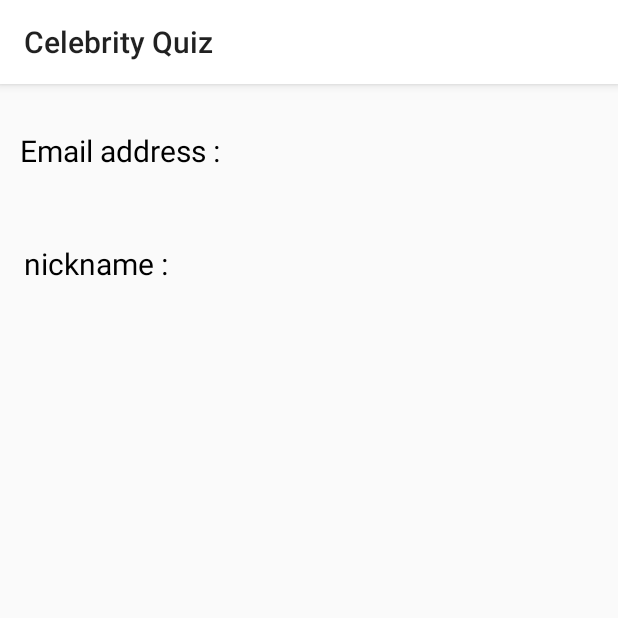
After one commit to cmkxak/celebrityQuiz-master, an Android app: the ProfileActivity screen opened directly, with no data from a screen before it, on a phone screen of 412 x 824 dp, the top half of it. The commit adds this screen. Run offline under Robolectric (Android 15) with nearby library versions, the phone set to English and light mode, and no system bars; our stand-ins replace Firebase (no records; nobody signed in at launch, a user with empty details on screens opened directly).

Commit message:
add ProfileActivity

```diff
--- a/app/src/main/AndroidManifest.xml
+++ b/app/src/main/AndroidManifest.xml
@@ -27,6 +27,8 @@
 
         <activity android:name="com.example.celebrityquiz.MainActivity"></activity>
 
+        <activity android:name="com.example.celebrityquiz.ProfileActivity"></activity>
+
         <activity
             android:name="com.example.celebrityquiz.QuizActivity"
           android:parentActivityName="com.example.celebrityquiz.MainActivity">
--- /dev/null
+++ b/app/src/main/java/com/example/celebrityquiz/ProfileActivity.java
@@ -0,0 +1,61 @@
+package com.example.celebrityquiz;
+
+import android.os.Bundle;
+import android.os.UserHandle;
+import android.widget.TextView;
+import android.widget.Toast;
+
+import androidx.annotation.NonNull;
+import androidx.annotation.Nullable;
+import androidx.appcompat.app.AppCompatActivity;
+
+import com.google.firebase.auth.FirebaseAuth;
+import com.google.firebase.auth.FirebaseUser;
+import com.google.firebase.database.DataSnapshot;
+import com.google.firebase.database.DatabaseError;
+import com.google.firebase.database.DatabaseReference;
+import com.google.firebase.database.FirebaseDatabase;
+import com.google.firebase.database.ValueEventListener;
+
+
+public class ProfileActivity extends AppCompatActivity {
+    private FirebaseUser user;
+    private DatabaseReference ref;
+    private String userID;
+    @Override
+    protected void onCreate(@Nullable Bundle savedInstanceState) {
+        super.onCreate(savedInstanceState);
+        setContentView(R.layout.activity_profile);
+
+
+
+        user = FirebaseAuth.getInstance().getCurrentUser();
+        ref = FirebaseDatabase.getInstance().getReference("Users");
+        userID = user.getUid();
+
+        final TextView nickNameTextView = (TextView) findViewById(R.id.txt_nickname);
+        final TextView emailTextView = (TextView) findViewById(R.id.txt_emailaddress);
+
+        ref.child(userID).addListenerForSingleValueEvent(new ValueEventListener() {
+            @Override
+            public void onDataChange(@NonNull DataSnapshot snapshot) {
+                User userProfile = snapshot.getValue(User.class);
+
+                if(userProfile != null){
+                    String nickName = userProfile.nickName;
+                    String email = userProfile.email;
+
+                    emailTextView.setText(email);
+                    nickNameTextView.setText(nickName);
+                }
+            }
+
+            @Override
+            public void onCancelled(@NonNull DatabaseError error) {
+                Toast.makeText(ProfileActivity.this, "잘못된 정보입니다.", Toast.LENGTH_LONG).show();
+
+            }
+        });
+
+    }
+}
--- a/app/src/main/java/com/example/celebrityquiz/StartActivity.java
+++ b/app/src/main/java/com/example/celebrityquiz/StartActivity.java
@@ -50,7 +50,8 @@ public class StartActivity extends AppCompatActivity {
         btn_chkscore.setOnClickListener(new View.OnClickListener() {
             @Override
             public void onClick(View view) {
-                finish();
+                Intent intent = new Intent(getApplicationContext(), ProfileActivity.class);
+                startActivity(intent);
             }
         });
 
--- /dev/null
+++ b/app/src/main/res/layout/activity_profile.xml
@@ -0,0 +1,35 @@
+<?xml version="1.0" encoding="utf-8"?>
+<androidx.constraintlayout.widget.ConstraintLayout
+    xmlns:android="http://schemas.android.com/apk/res/android"
+    xmlns:app="http://schemas.android.com/apk/res-auto"
+    xmlns:tools="http://schemas.android.com/tools"
+    android:layout_width="match_parent"
+    android:layout_height="match_parent">
+
+    <TextView
+        android:id="@+id/txt_emailaddress"
+        android:layout_width="wrap_content"
+        android:layout_height="wrap_content"
+        android:text="Email address : "
+        android:textSize="20sp"
+        app:layout_constraintBottom_toTopOf="@+id/txt_nickname"
+        app:layout_constraintEnd_toEndOf="parent"
+        app:layout_constraintHorizontal_bias="0.048"
+        app:layout_constraintStart_toStartOf="parent"
+        app:layout_constraintTop_toTopOf="parent"
+        app:layout_constraintVertical_bias="0.389" />
+
+    <TextView
+        android:id="@+id/txt_nickname"
+        android:layout_width="wrap_content"
+        android:layout_height="wrap_content"
+        android:text="nickname :"
+        android:textSize="20sp"
+        app:layout_constraintBottom_toBottomOf="parent"
+        app:layout_constraintEnd_toEndOf="parent"
+        app:layout_constraintHorizontal_bias="0.05"
+        app:layout_constraintStart_toStartOf="parent"
+        app:layout_constraintTop_toTopOf="parent"
+        app:layout_constraintVertical_bias="0.143" />
+
+</androidx.constraintlayout.widget.ConstraintLayout>
```
